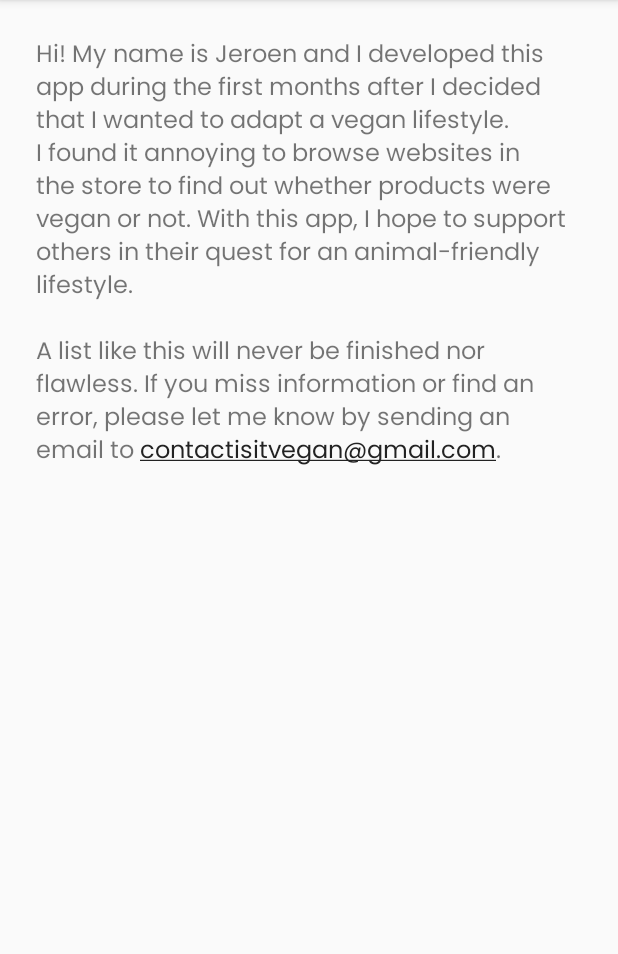
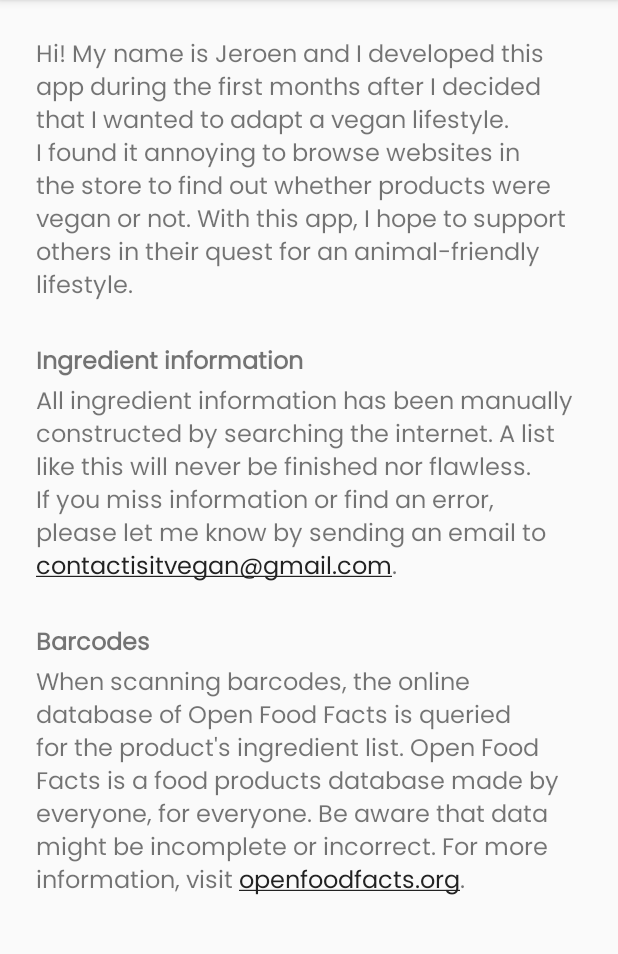
Before and after one commit to JeroenWeener/IsItVegan, an Android app: the AboutActivity screen opened directly, with no data from a screen before it, on a phone screen of 412 x 824 dp, the part 84-1038 px from its top. Run offline under Robolectric (Android 15) with nearby library versions, the light colour scheme and no system bars.

Commit message:
Updates about section to include information about barcode scanning

```diff
--- a/app/src/main/AndroidManifest.xml
+++ b/app/src/main/AndroidManifest.xml
@@ -43,7 +43,7 @@
 
         <activity
             android:name=".activities.AboutActivity"
-            android:label="@string/about"
+            android:label="@string/title_about"
             android:parentActivityName=".activities.SettingsActivity" />
 
         <activity
--- a/app/src/main/res/layout/activity_about.xml
+++ b/app/src/main/res/layout/activity_about.xml
@@ -1,18 +1,53 @@
 <?xml version="1.0" encoding="utf-8"?>
-<androidx.constraintlayout.widget.ConstraintLayout xmlns:android="http://schemas.android.com/apk/res/android"
-    xmlns:tools="http://schemas.android.com/tools"
+<ScrollView
+    xmlns:android="http://schemas.android.com/apk/res/android"
     android:layout_width="match_parent"
-    android:layout_height="match_parent"
-    xmlns:app="http://schemas.android.com/apk/res-auto"
-    tools:context=".activities.AboutActivity">
+    android:layout_height="match_parent">
 
-    <TextView
-        android:id="@+id/titleTextView"
+    <LinearLayout
         android:layout_width="match_parent"
         android:layout_height="wrap_content"
-        app:layout_constraintTop_toTopOf="parent"
-        android:layout_margin="24dp"
-        android:autoLink="email"
-        android:textSize="16sp"
-        android:text="@string/about_text" />
-</androidx.constraintlayout.widget.ConstraintLayout>
+        android:orientation="vertical">
+
+        <TextView
+            android:layout_width="match_parent"
+            android:layout_height="wrap_content"
+            android:layout_margin="24dp"
+            android:text="@string/about_text_app"
+            android:textSize="16sp" />
+
+        <TextView
+            android:layout_width="match_parent"
+            android:layout_height="wrap_content"
+            android:layout_marginHorizontal="24dp"
+            android:textStyle="bold"
+            android:text="@string/about_title_ingredients"
+            android:textSize="16sp" />
+
+        <TextView
+            android:layout_width="match_parent"
+            android:layout_height="wrap_content"
+            android:layout_marginHorizontal="24dp"
+            android:layout_marginBottom="24dp"
+            android:autoLink="email"
+            android:text="@string/about_text_ingredients"
+            android:textSize="16sp" />
+
+        <TextView
+            android:layout_width="match_parent"
+            android:layout_height="wrap_content"
+            android:layout_marginHorizontal="24dp"
+            android:textStyle="bold"
+            android:text="@string/about_title_barcode"
+            android:textSize="16sp" />
+
+        <TextView
+            android:layout_width="match_parent"
+            android:layout_height="wrap_content"
+            android:layout_marginHorizontal="24dp"
+            android:layout_marginBottom="24dp"
+            android:autoLink="web"
+            android:text="@string/about_text_barcode"
+            android:textSize="16sp" />
+    </LinearLayout>
+</ScrollView>
--- a/app/src/main/res/values/strings.xml
+++ b/app/src/main/res/values/strings.xml
@@ -22,8 +22,6 @@
     <string name="setting_open_introduction">Open introduction</string>
     <string name="language_app_entries_system">System language</string>
     <string name="language_ingredients_entries_app">Use app language</string>
-    <string name="about">About</string>
-    <string name="about_text">Hi! My name is Jeroen and I developed this app during the first months after I decided that I wanted to adapt a vegan lifestyle. I found it annoying to browse websites in the store to find out whether products were vegan or not. With this app, I hope to support others in their quest for an animal-friendly lifestyle. \n\nA list like this will never be finished nor flawless. If you miss information or find an error, please let me know by sending an email to contactisitvegan@gmail.com.</string>
     <string name="title_scan">Scan product</string>
     <string name="scan_hint">Point your device at the product\'s barcode or ingredient list</string>
     <string name="error_opening_browser">Error opening browser</string>
@@ -39,6 +37,12 @@
     <string name="message_scan_barcode_error">Error fetching ingredients for</string>
     <string name="snackbar_action_dismiss">Dismiss</string>
     <string name="message_scan_barcode_already_scanned">has already been scanned</string>
+    <string name="title_about">About</string>
+    <string name="about_text_app">Hi! My name is Jeroen and I developed this app during the first months after I decided that I wanted to adapt a vegan lifestyle. I found it annoying to browse websites in the store to find out whether products were vegan or not. With this app, I hope to support others in their quest for an animal-friendly lifestyle.</string>
+    <string name="about_title_ingredients">Ingredient information</string>
+    <string name="about_text_ingredients">All ingredient information has been manually constructed by searching the internet. A list like this will never be finished nor flawless. If you miss information or find an error, please let me know by sending an email to contactisitvegan@gmail.com.</string>
+    <string name="about_title_barcode">Barcodes</string>
+    <string name="about_text_barcode">When scanning barcodes, the online database of Open Food Facts is queried for the product\'s ingredient list. Open Food Facts is a food products database made by everyone, for everyone. Be aware that data might be incomplete or incorrect. For more information, visit <a href="https://world.openfoodfacts.org">openfoodfacts.org</a>.</string>
 
     <!-- Introduction -->
     <string name="introduction_next">Next</string>
--- a/app/src/main/res/xml/root_preferences.xml
+++ b/app/src/main/res/xml/root_preferences.xml
@@ -38,7 +38,7 @@
     <PreferenceCategory app:title="@string/preference_category_info">
         <Preference
             app:icon="@drawable/info"
-            app:title="@string/about"
+            app:title="@string/title_about"
             app:key="about_button"
         />
     </PreferenceCategory>
```
Also changed, not shown: 1 other file.
